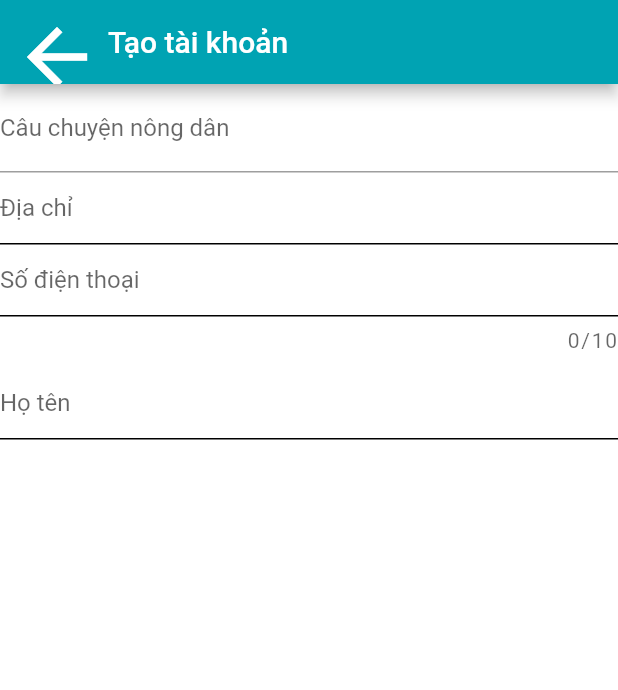
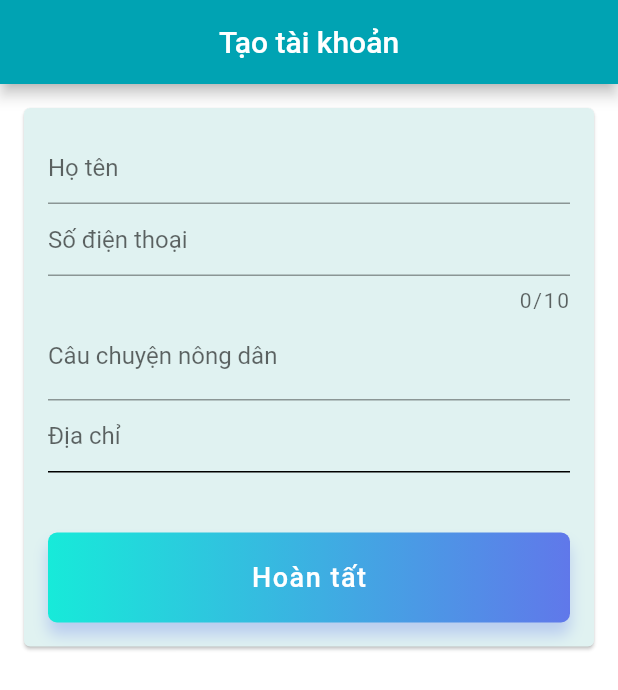
Before and after one commit to dltruongc/Flutter_shrimp, a Flutter app: the FarmerEditorWidget screen opened directly, on a phone screen of 412 x 824 dp. Shown: the top 690 px of the screen. Run offline on Flutter 3.47's test engine with Material 2 defaults, Android fonts, the phone set to English and light mode, and no system bars; our stand-ins replace audioplayers, cached_network_image, carousel_slider, flutter_markdown, font_awesome_flutter, location and 2 more; missing offline and left inert: loading_animations; Roboto replaces fonts that are missing (Poppins-Bold).

```diff
--- a/lib/main.dart
+++ b/lib/main.dart
@@ -152,6 +152,9 @@ void main() {
       ChangeNotifierProvider(
         create: (context) => NewFeedController(_newFeeds),
         child: MaterialApp(
+          routes: {
+            HomePage.route: (context) => HomePage(),
+          },
           home: MyApp(),
           theme: ThemeData(
             iconTheme: new IconThemeData(
--- a/lib/screens/home_page.dart
+++ b/lib/screens/home_page.dart
@@ -57,6 +57,7 @@ class _MyAppState extends State<MyApp> {
 }
 
 class HomePage extends StatelessWidget {
+  static const route = '/home';
   @override
   Widget build(BuildContext context) {
     return Column(
--- a/lib/widgets/farmer_edit.dart
+++ b/lib/widgets/farmer_edit.dart
@@ -1,9 +1,15 @@
+import 'dart:io';
+
 import 'package:flutter/material.dart';
 import 'package:flutter/services.dart';
+import 'package:shrimpapp/components/submit_button.dart';
 import 'package:shrimpapp/constants.dart';
+import 'package:shrimpapp/screens/home_page.dart';
 import 'package:shrimpapp/validation/input_validate.dart';
 
 class FarmerEditorWidget extends StatefulWidget {
+  final GlobalKey<FormState> _formKey = GlobalKey<FormState>();
+
   @override
   _FarmerEditorWidgetState createState() => _FarmerEditorWidgetState();
 }
@@ -27,52 +33,43 @@ class _FarmerEditorWidgetState extends State<FarmerEditorWidget> {
     return Scaffold(
       resizeToAvoidBottomPadding: true,
       appBar: AppBar(
+        centerTitle: true,
         title: Text('Tạo tài khoản'),
         backgroundColor: kLightColor,
       ),
-      body: SafeArea(
-        child: ListView(
+      body: SingleChildScrollView(
+        // padding: EdgeInsets.only(
+        //   top: MediaQuery.of(context).size.height * 0.2,
+        // ),
+        child: Center(
+          child: Card(
+            color: Colors.teal.shade50,
+            margin: const EdgeInsets.all(16.0),
+            child: Padding(
+              padding: const EdgeInsets.all(16.0),
+              child: Form(
+                key: widget._formKey,
+                child: Column(
                   children: <Widget>[
-            Container(
-              child: TextField(
-                controller: _storyCtrl,
-                onChanged: (val) {
-                  _story = val;
-                },
-                textInputAction: TextInputAction.newline,
-                keyboardType: TextInputType.multiline,
+                    TextFormField(
+                      controller: _fullNameCtrl,
+                      textInputAction: TextInputAction.next,
+                      keyboardType: TextInputType.text,
                       enableInteractiveSelection: true,
                       minLines: null,
                       maxLines: null,
                       keyboardAppearance: Brightness.dark,
                       enabled: true,
-                decoration: InputDecoration(
-                  labelText: 'Câu chuyện nông dân',
-                  hintText: 'Hãy nói gì đó để mọi người biết về bạn.',
-                ),
-              ),
-            ),
-            TextFormField(
-              controller: _addressCtrl,
-              textInputAction: TextInputAction.newline,
-              keyboardType: TextInputType.multiline,
-              enableInteractiveSelection: true,
-              minLines: null,
-              maxLines: null,
-              keyboardAppearance: Brightness.dark,
-              enabled: true,
-              decoration: InputDecoration(
-                labelText: 'Địa chỉ',
-                hintStyle: TextStyle(color: Colors.teal),
-                contentPadding: const EdgeInsets.all(0),
-                enabledBorder: UnderlineInputBorder(
-                    borderSide: BorderSide(color: Colors.black)),
-                focusedBorder: UnderlineInputBorder(
-                  borderSide: BorderSide(
-                    color: Colors.green,
-                  ),
-                ),
-              ),
+                      validator: (value) {
+                        if (value.isEmpty) {
+                          return "Không được bỏ trống.";
+                        }
+                        if (!InputValidate.isValidName(value)) {
+                          return "Họ tên không hợp lệ";
+                        }
+                        return null;
+                      },
+                      decoration: customInputDecoration("Họ tên "),
                     ),
                     TextFormField(
                       controller: _phoneCtrl,
@@ -95,30 +92,59 @@ class _FarmerEditorWidgetState extends State<FarmerEditorWidget> {
                       keyboardType: TextInputType.phone,
                       maxLength: 10,
                     ),
-            SizedBox(
-              height: 10.0,
+                    TextField(
+                      controller: _storyCtrl,
+                      onChanged: (val) {
+                        _story = val;
+                      },
+                      textInputAction: TextInputAction.newline,
+                      keyboardType: TextInputType.multiline,
+                      enableInteractiveSelection: true,
+                      minLines: null,
+                      maxLines: null,
+                      keyboardAppearance: Brightness.light,
+                      enabled: true,
+                      decoration: InputDecoration(
+                        labelText: 'Câu chuyện nông dân',
+                        hintText: 'Hãy nói gì đó để mọi người biết về bạn.',
+                      ),
                     ),
                     TextFormField(
-              controller: _fullNameCtrl,
-              textInputAction: TextInputAction.next,
-              keyboardType: TextInputType.text,
+                      controller: _addressCtrl,
+                      textInputAction: TextInputAction.newline,
+                      keyboardType: TextInputType.multiline,
                       enableInteractiveSelection: true,
                       minLines: null,
                       maxLines: null,
                       keyboardAppearance: Brightness.dark,
                       enabled: true,
-              validator: (value) {
-                if (value.isEmpty) {
-                  return "Không được bỏ trống.";
-                }
-                if (!InputValidate.isValidName(value)) {
-                  return "Họ tên không hợp lệ";
-                }
-                return null;
+                      decoration: InputDecoration(
+                        labelText: 'Địa chỉ',
+                        hintStyle: TextStyle(color: Colors.teal),
+                        contentPadding: const EdgeInsets.all(0),
+                        enabledBorder: UnderlineInputBorder(
+                            borderSide: BorderSide(color: Colors.black)),
+                      ),
+                    ),
+                    SizedBox(height: 40.0),
+                    Row(
+                      children: <Widget>[
+                        SubmitButton(
+                          title: 'Hoàn tất',
+                          onPressed: () {
+                            if (widget._formKey.currentState.validate())
+                              Navigator.of(context).pop();
                           },
-              decoration: customInputDecoration("Họ tên "),
+                          height: 60.0,
+                          width: 180.0,
                         ),
                       ],
+                    ),
+                  ],
+                ),
+              ),
+            ),
+          ),
         ),
       ),
     );
@@ -129,14 +155,6 @@ class _FarmerEditorWidgetState extends State<FarmerEditorWidget> {
       labelText: label,
       hintStyle: TextStyle(color: Colors.teal),
       contentPadding: const EdgeInsets.all(0),
-      enabledBorder: UnderlineInputBorder(
-        borderSide: BorderSide(color: Colors.black),
-      ),
-      focusedBorder: UnderlineInputBorder(
-        borderSide: BorderSide(
-          color: Colors.green,
-        ),
-      ),
     );
   }
 }
```
Also changed, not shown: lib/screens/login_page.dart (+21 -5 lines), lib/screens/register_page.dart (+10 -2 lines), lib/widgets/retailer_edit.dart (+100 -81 lines). Lines whose indentation alone changed are shown as unchanged.
